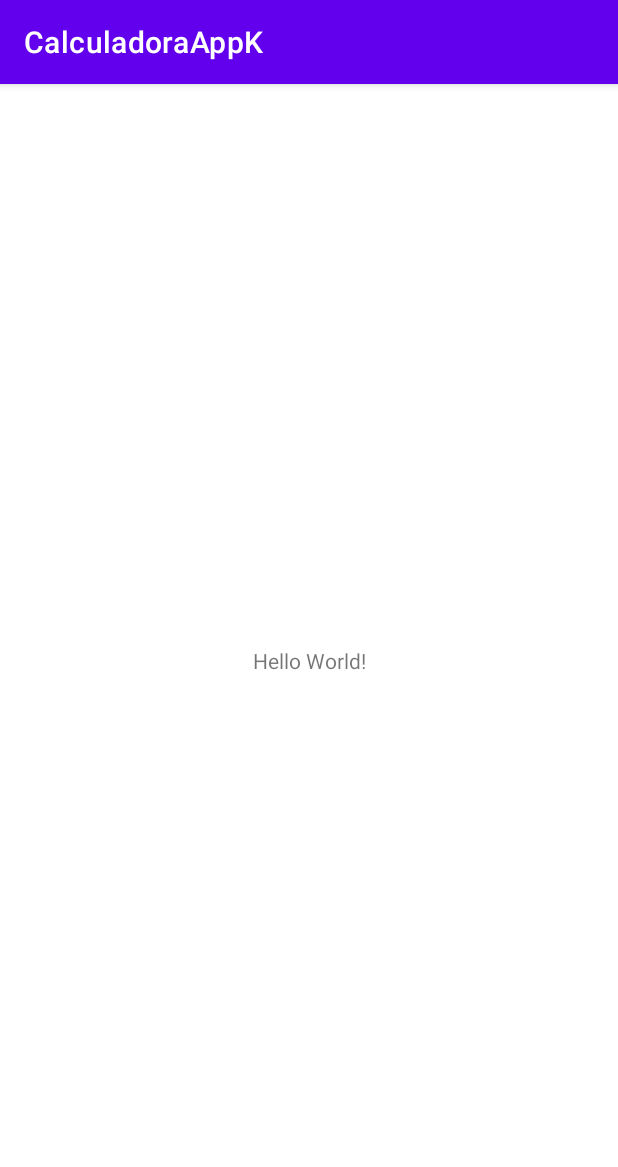
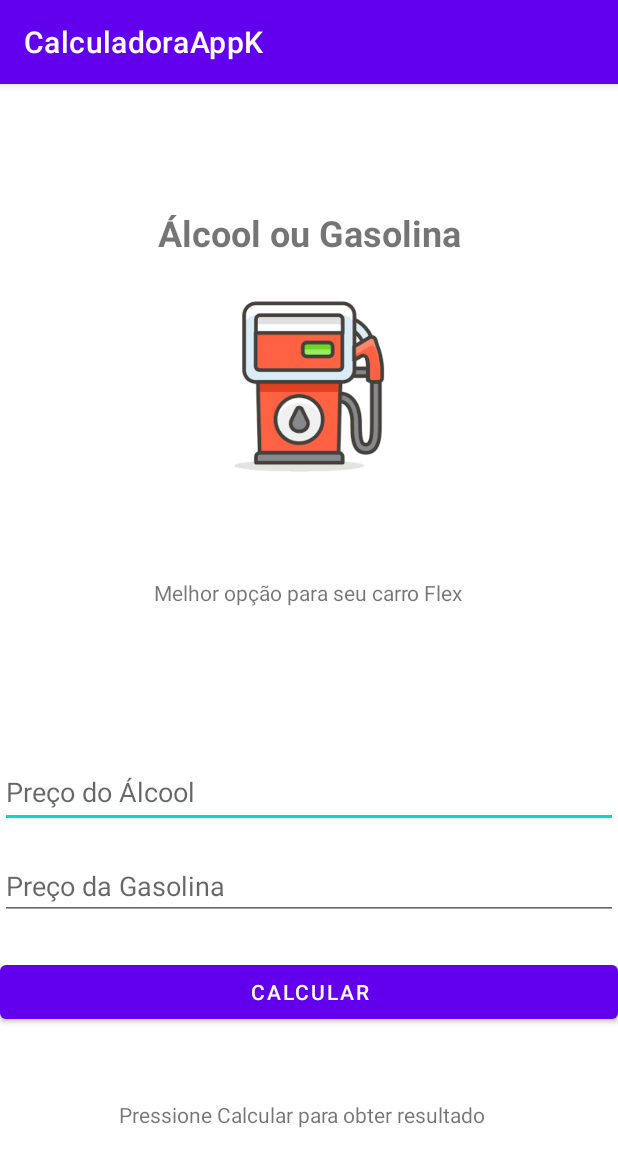
Before and after one commit to tiago-vaz/CalculadoraAppK, an Android app: the screen it shows after launch (MainActivity), on a phone screen of 412 x 824 dp. Shown: the top 1167 px of the screen. Run offline under Robolectric (Android 15) with nearby library versions, the phone set to English and light mode, and no system bars.

Commit message:
Primeira versão

```diff
--- a/app/build.gradle
+++ b/app/build.gradle
@@ -1,6 +1,7 @@
 plugins {
     id 'com.android.application'
     id 'org.jetbrains.kotlin.android'
+    id 'kotlin-android-extensions'
 }
 
 android {
--- a/app/src/main/java/com/example/calculadoraappk/MainActivity.kt
+++ b/app/src/main/java/com/example/calculadoraappk/MainActivity.kt
@@ -2,10 +2,59 @@ package com.example.calculadoraappk
 
 import androidx.appcompat.app.AppCompatActivity
 import android.os.Bundle
+import android.view.View
+import kotlinx.android.synthetic.main.activity_main.*
 
 class MainActivity : AppCompatActivity() {
     override fun onCreate(savedInstanceState: Bundle?) {
         super.onCreate(savedInstanceState)
         setContentView(R.layout.activity_main)
+
+        val buttonCalcular = btnCalcular
+
+        buttonCalcular.setOnClickListener{
+            calcularPreco(it)
+        }
+    }
+
+    fun calcularPreco(view: View){
+
+        val precoAlcool = txtAlcool.text.toString()
+        val precoGasolina = txtGasolina.text.toString()
+
+        val validaCampos = validarCampos(precoAlcool, precoGasolina)
+        if (validaCampos){
+            calcularMelhorPreco(precoAlcool, precoGasolina)
+        } else {
+            txtResultado.text = "Preencha valores de combustível válidos!!!"
+        }
+
+    }
+
+    private fun calcularMelhorPreco(precoAlcool: String, precoGasolina: String) {
+
+        var valorAlcool = precoAlcool.toDouble()
+        var valorGasolina = precoGasolina.toDouble()
+
+        val resultadoPreco = valorAlcool / valorGasolina
+
+        if (resultadoPreco >= 0.7){
+            txtResultado.text = "Melhor utilizar Gasolina!"
+        } else {
+            txtResultado.text = "Melhor utilizar Álcool!"
+        }
+
+
+    }
+
+    private fun validarCampos(precoAlcool: String, precoGasolina: String): Boolean {
+        var camposValidados: Boolean = true
+
+        if (precoAlcool == null || precoAlcool.equals("")){
+            camposValidados = false
+        } else if (precoGasolina == null || precoGasolina.equals("")){
+            camposValidados = false
+        }
+        return camposValidados
     }
 }
--- a/app/src/main/res/layout/activity_main.xml
+++ b/app/src/main/res/layout/activity_main.xml
@@ -7,12 +7,87 @@
     tools:context=".MainActivity">
 
     <TextView
+        android:id="@+id/textView2"
         android:layout_width="wrap_content"
         android:layout_height="wrap_content"
-        android:text="Hello World!"
+        android:text="Álcool ou Gasolina"
+        android:textSize="24sp"
+        android:textStyle="bold"
         app:layout_constraintBottom_toBottomOf="parent"
         app:layout_constraintEnd_toEndOf="parent"
         app:layout_constraintStart_toStartOf="parent"
-        app:layout_constraintTop_toTopOf="parent" />
+        app:layout_constraintTop_toTopOf="parent"
+        app:layout_constraintVertical_bias="0.112" />
+
+    <ImageView
+        android:id="@+id/imageView"
+        android:layout_width="252dp"
+        android:layout_height="118dp"
+        android:layout_marginTop="28dp"
+        app:layout_constraintEnd_toEndOf="parent"
+        app:layout_constraintHorizontal_bias="0.496"
+        app:layout_constraintStart_toStartOf="parent"
+        app:layout_constraintTop_toBottomOf="@+id/textView2"
+        app:srcCompat="@drawable/gas" />
+
+    <TextView
+        android:id="@+id/textView3"
+        android:layout_width="wrap_content"
+        android:layout_height="wrap_content"
+        android:layout_marginTop="68dp"
+        android:text="Melhor opção para seu carro Flex"
+        app:layout_constraintEnd_toEndOf="parent"
+        app:layout_constraintHorizontal_bias="0.497"
+        app:layout_constraintStart_toStartOf="parent"
+        app:layout_constraintTop_toBottomOf="@+id/imageView" />
+
+    <EditText
+        android:id="@+id/txtAlcool"
+        android:layout_width="0dp"
+        android:layout_height="47dp"
+        android:layout_marginTop="100dp"
+        android:ems="10"
+        android:hint="Preço do Álcool"
+        android:inputType="numberDecimal"
+        app:layout_constraintEnd_toEndOf="parent"
+        app:layout_constraintHorizontal_bias="0.0"
+        app:layout_constraintStart_toStartOf="parent"
+        app:layout_constraintTop_toBottomOf="@+id/textView3" />
+
+    <Button
+        android:id="@+id/btnCalcular"
+        android:layout_width="0dp"
+        android:layout_height="wrap_content"
+        android:layout_marginTop="24dp"
+        android:text="Calcular"
+        app:layout_constraintEnd_toEndOf="parent"
+        app:layout_constraintHorizontal_bias="0.0"
+        app:layout_constraintStart_toStartOf="parent"
+        app:layout_constraintTop_toBottomOf="@+id/txtGasolina" />
+
+    <TextView
+        android:id="@+id/txtResultado"
+        android:layout_width="wrap_content"
+        android:layout_height="wrap_content"
+        android:layout_marginTop="48dp"
+        android:text="Pressione Calcular para obter resultado"
+        app:layout_constraintEnd_toEndOf="parent"
+        app:layout_constraintHorizontal_bias="0.475"
+        app:layout_constraintStart_toStartOf="parent"
+        app:layout_constraintTop_toBottomOf="@+id/btnCalcular" />
+
+    <EditText
+        android:id="@+id/txtGasolina"
+        android:layout_width="0dp"
+        android:layout_height="wrap_content"
+        android:layout_marginTop="16dp"
+        android:ems="10"
+        android:hint="Preço da Gasolina"
+        android:inputType="numberDecimal"
+        app:layout_constraintEnd_toEndOf="parent"
+        app:layout_constraintHorizontal_bias="0.0"
+        app:layout_constraintStart_toStartOf="parent"
+        app:layout_constraintTop_toBottomOf="@+id/txtAlcool" />
+
 
 </androidx.constraintlayout.widget.ConstraintLayout>
```
Also changed, not shown: app/src/main/res/drawable/gas.png (added), 1 other file.
